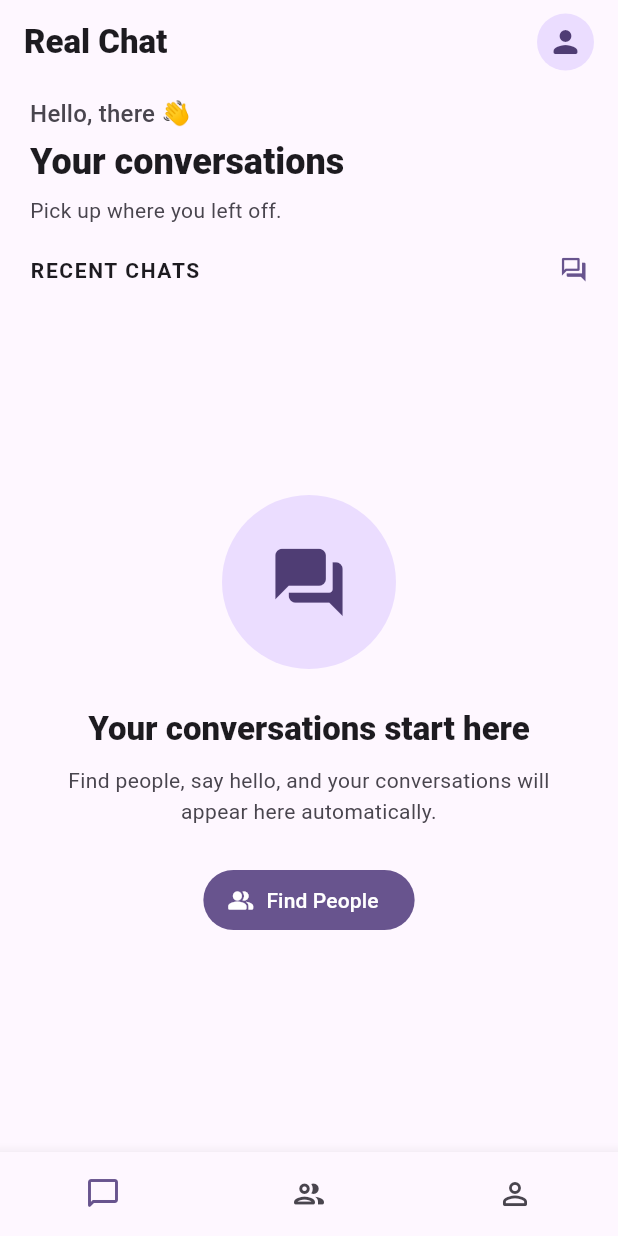
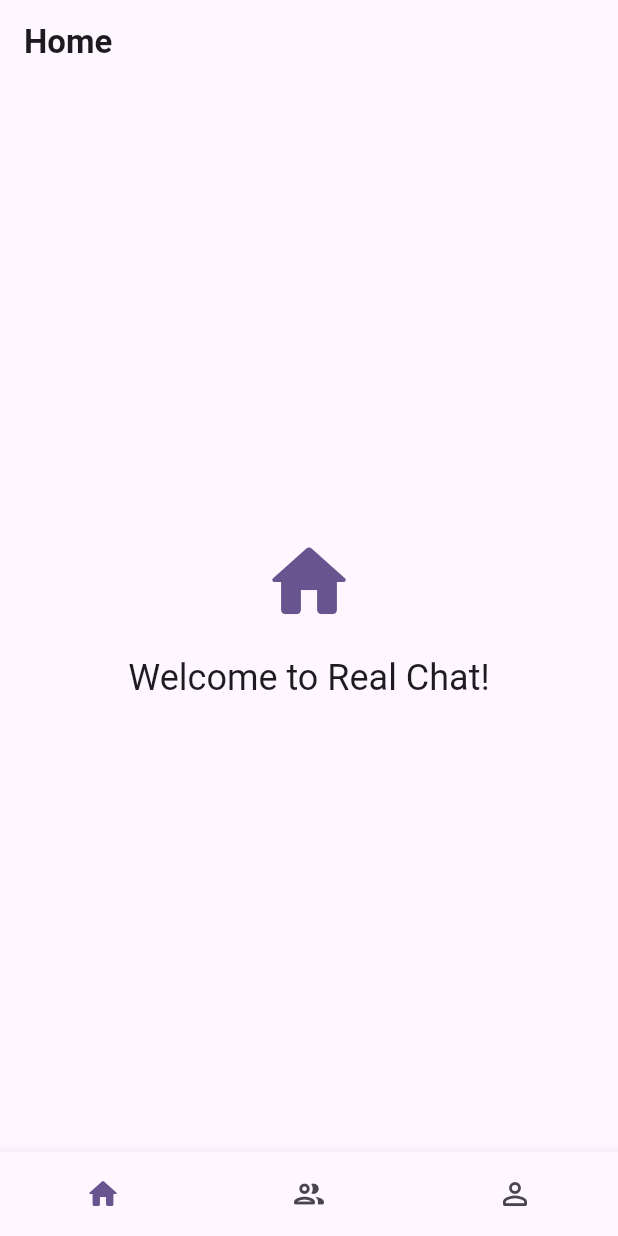
Before and after one commit to MUfoysal/real-chat, a Flutter app: the screen it shows once a user with an empty profile is signed in, on a phone screen of 412 x 824 dp. Run offline on Flutter 3.47's test engine with Material 3 defaults, Android fonts, the phone set to English and light mode, and no system bars; drawn by our look-alikes of animated_bottom_navigation_bar; our stand-ins replace cloud_firestore, firebase_auth, firebase_core; accounts and stored records are empty.

Commit message:
feat: update bottom navigation to home, people and profile

```diff
--- a/lib/features/navigation/presentation/pages/main_navigation_page.dart
+++ b/lib/features/navigation/presentation/pages/main_navigation_page.dart
@@ -2,8 +2,9 @@
 import 'package:animated_bottom_navigation_bar/animated_bottom_navigation_bar.dart';
 import 'package:firebase_auth/firebase_auth.dart';
 import 'package:flutter/material.dart';
-import '../../../chat/presentation/pages/chats_page.dart';
+
 import '../../../chat/presentation/pages/users_page.dart';
+
 class MainNavigationPage extends StatefulWidget {
   const MainNavigationPage({
     super.key,
@@ -20,7 +21,7 @@ class _MainNavigationPageState extends State<MainNavigationPage> {
   int _selectedIndex = 0;
 
   static const List<IconData> _icons = [
-    Icons.chat_bubble_outline_rounded,
+    Icons.home_rounded,
     Icons.people_outline_rounded,
     Icons.person_outline_rounded,
   ];
@@ -30,14 +31,7 @@ class _MainNavigationPageState extends State<MainNavigationPage> {
     final colors = Theme.of(context).colorScheme;
 
     final pages = [
-      ChatsPage(
-        currentUser: widget.currentUser,
-        onFindPeople: () {
-          setState(() {
-            _selectedIndex = 1;
-          });
-        },
-      ),
+      const _HomePlaceholder(),
       UsersPage(currentUser: widget.currentUser),
       const _ProfilePlaceholder(),
     ];
@@ -63,6 +57,45 @@ class _MainNavigationPageState extends State<MainNavigationPage> {
         activeColor: colors.primary,
         inactiveColor: colors.onSurfaceVariant,
         elevation: 8,
+        splashColor: colors.primary.withValues(alpha: 0.12),
+        splashRadius: 24,
+      ),
+    );
+  }
+}
+
+class _HomePlaceholder extends StatelessWidget {
+  const _HomePlaceholder();
+
+  @override
+  Widget build(BuildContext context) {
+    final theme = Theme.of(context);
+    final colors = theme.colorScheme;
+
+    return Scaffold(
+      appBar: AppBar(
+        title: const Text(
+          'Home',
+          style: TextStyle(fontWeight: FontWeight.bold),
+        ),
+      ),
+      body: Center(
+        child: Column(
+          mainAxisSize: MainAxisSize.min,
+          children: [
+            Icon(
+              Icons.home_rounded,
+              size: 64,
+              color: colors.primary,
+            ),
+            const SizedBox(height: 16),
+            Text(
+              'Welcome to Real Chat!',
+              style: theme.textTheme.headlineSmall,
+              textAlign: TextAlign.center,
+            ),
+          ],
+        ),
       ),
     );
   }
```
